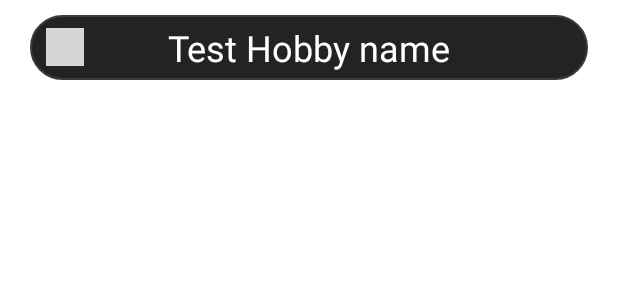
After one commit to PrimebIue/FBU_Final_APP, an Android app: the layout item_hobby.xml on its own in the app's theme, with its tools: preview values and no code run, on a phone screen of 412 x 824 dp. The commit adds this screen. Shown: the top 300 px of the screen. Run offline under Robolectric (Android 15) with nearby library versions, the phone set to English and light mode, and no system bars; grey boxes are pictures that could not be loaded.

Commit message:
Finished recycler view hobby item

```diff
--- a/app/build.gradle
+++ b/app/build.gradle
@@ -43,4 +43,6 @@ dependencies {
 
     implementation "com.google.android.material:material:1.4.0"
 
+    implementation 'de.hdodenhof:circleimageview:1.2.1'
+
 }
--- /dev/null
+++ b/app/src/main/res/drawable/button_round.xml
@@ -0,0 +1,6 @@
+<?xml version="1.0" encoding="utf-8"?>
+<shape xmlns:android="http://schemas.android.com/apk/res/android" >
+    <corners android:radius="24dp" />
+    <solid android:color="@color/gray_500"/>
+    <stroke android:width="1dp" android:color="@color/gray_200"/>
+</shape>
--- a/app/src/main/res/layout/fragment_hobbies.xml
+++ b/app/src/main/res/layout/fragment_hobbies.xml
@@ -3,12 +3,12 @@
     xmlns:tools="http://schemas.android.com/tools"
     android:layout_width="match_parent"
     android:layout_height="match_parent"
-    tools:context=".Fragments.HobbiesFragment">
+    tools:context=".Fragments.HobbiesFragment"
+    android:background="@color/gray_500">
 
-    <!-- TODO: Update blank fragment layout -->
-    <TextView
+    <androidx.recyclerview.widget.RecyclerView
         android:layout_width="match_parent"
         android:layout_height="match_parent"
-        android:text="fragment hobbies" />
+        android:layout_margin="5dp"/>
 
 </FrameLayout>
--- /dev/null
+++ b/app/src/main/res/layout/item_hobby.xml
@@ -0,0 +1,42 @@
+<?xml version="1.0" encoding="utf-8"?>
+<RelativeLayout xmlns:android="http://schemas.android.com/apk/res/android"
+    android:layout_width="match_parent"
+    android:layout_height="match_parent"
+    xmlns:tools="http://schemas.android.com/tools">
+
+    <LinearLayout
+        android:id="@+id/bSearch2"
+        android:layout_width="match_parent"
+        android:layout_height="wrap_content"
+        android:background="@drawable/button_round"
+        android:clickable="true"
+        android:padding="5dp"
+        android:orientation="horizontal"
+        android:layout_marginStart="20dp"
+        android:layout_marginEnd="20dp"
+        android:layout_marginTop="10dp">
+
+        <ImageView
+            android:layout_width="25dp"
+            android:layout_height="25dp"
+            android:layout_gravity="center_vertical"
+            android:layout_marginLeft="5dp"
+            android:adjustViewBounds="true"
+            android:scaleType="fitCenter"
+            android:src="@drawable/com_facebook_button_icon" />
+
+        <TextView
+            android:id="@+id/tvSearchCaption"
+            android:layout_width="fill_parent"
+            android:layout_height="wrap_content"
+            android:layout_gravity="center_vertical"
+            android:textSize="24sp"
+            android:paddingRight="30dp"
+            android:gravity="center"
+            android:textColor="@color/white"
+            android:text="Test Hobby name" />
+    </LinearLayout>
+
+
+
+</RelativeLayout>
```
